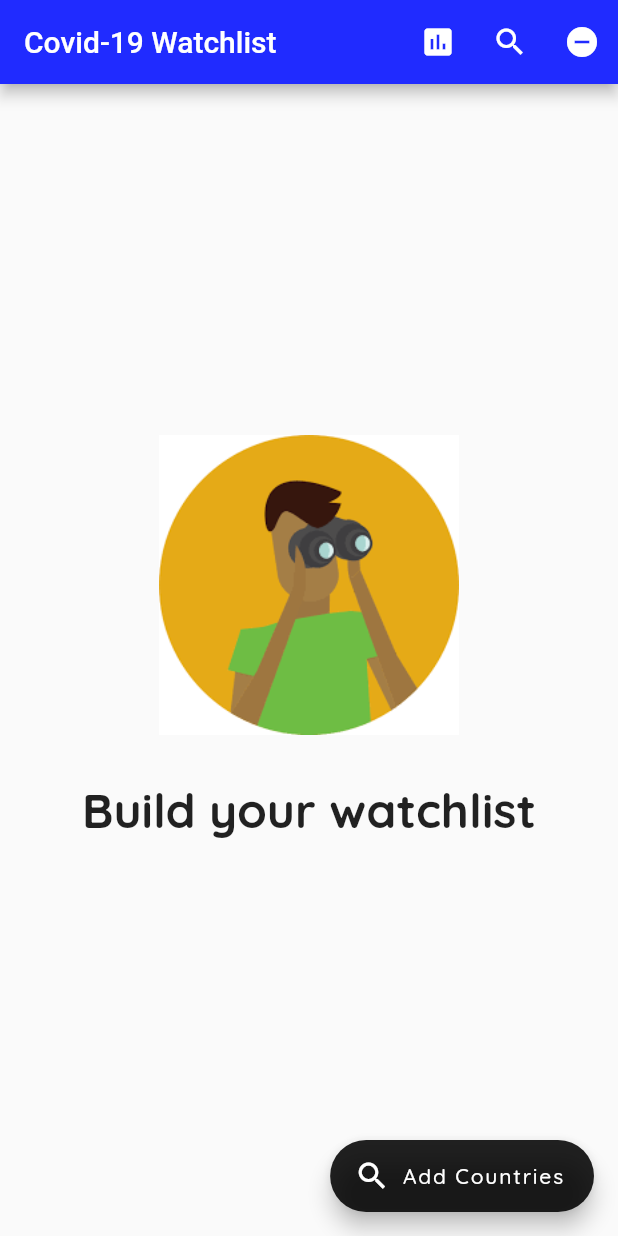
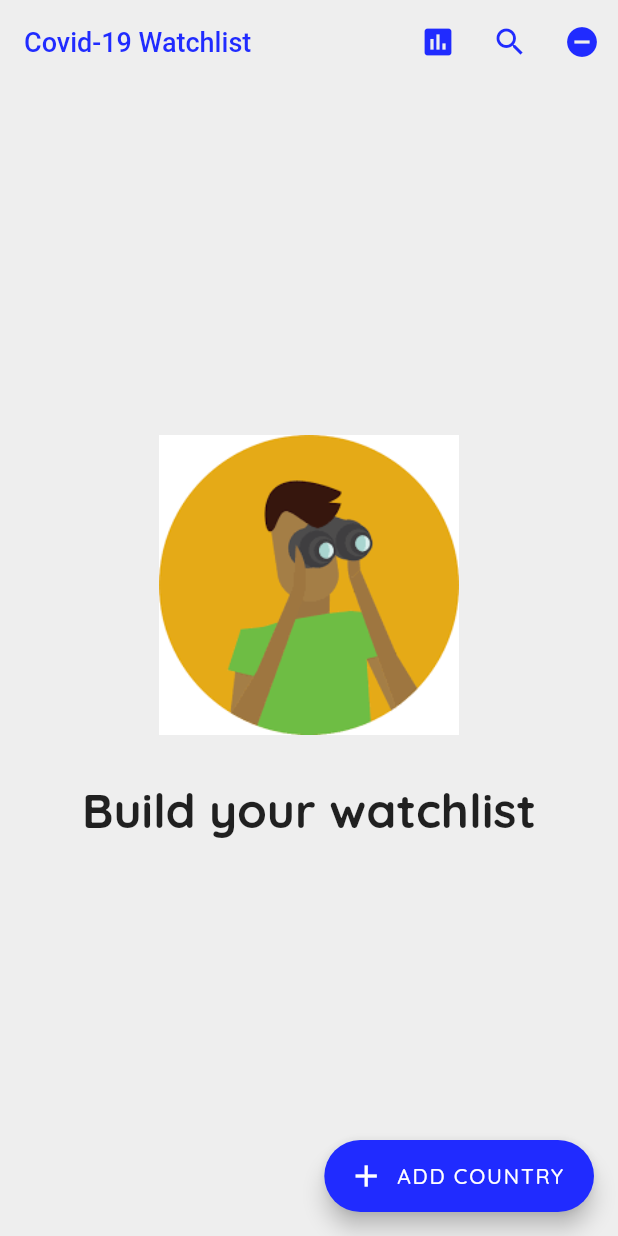
Before and after one commit to amha/covid-watchlist, a Flutter app: the screen it shows after launch, on a phone screen of 412 x 824 dp. Run offline on Flutter 3.47's test engine with Material 2 defaults, Android fonts, the phone set to English and light mode, and no system bars; our stand-ins replace google_fonts.

Commit message:
Moved styles to the the apps theme property defined in main.dart and other minor changes.

```diff
--- a/lib/main.dart
+++ b/lib/main.dart
@@ -16,13 +16,27 @@ class MyApp extends StatelessWidget {
         debugShowCheckedModeBanner: false,
         title: 'C19 Tracker',
         theme: ThemeData(
-          textTheme:
-              GoogleFonts.quicksandTextTheme(Theme.of(context).textTheme),
-          primarySwatch: Colors.blue,
-          primaryColorDark: Colors.blueAccent,
-          brightness: Brightness.light,
-          visualDensity: VisualDensity.adaptivePlatformDensity,
-        ),
+            // text
+            textTheme:
+                GoogleFonts.quicksandTextTheme(Theme.of(context).textTheme),
+            // colors
+            brightness: Brightness.light,
+            primaryColor: Color(0xFF202BFF),
+            accentColor: Color(0xFF202BFF),
+            primaryColorDark: Color(0xFF0010ee),
+            primaryIconTheme: IconThemeData(color: Colors.white),
+            backgroundColor: Color(0xFFEEEEEE),
+            visualDensity: VisualDensity.adaptivePlatformDensity,
+            // components
+            appBarTheme: AppBarTheme(
+                color: Color(0xFFEEEEEE),
+                elevation: 0,
+                textTheme: TextTheme(
+                    headline6: TextStyle(
+                        color: Color(0xFF202BFF),
+                        fontWeight: FontWeight.w500,
+                        fontSize: 18)),
+                iconTheme: IconThemeData(color: Color(0xFF202BFF)))),
         home: Watchlist());
   }
 }
--- a/lib/screens/watchlist.dart
+++ b/lib/screens/watchlist.dart
@@ -14,13 +14,11 @@ class Watchlist extends StatelessWidget {
       builder: (context, constraints) {
         // build desktop view
         return Scaffold(
+          backgroundColor: Theme.of(context).backgroundColor,
           appBar: AppBar(
-            iconTheme: IconThemeData(color: Colors.white),
-            title: Text(
-              "Covid-19 Watchlist",
-              style: TextStyle(color: Colors.white),
-            ),
-            backgroundColor: Color(0xFF202BFF),
+            iconTheme: Theme.of(context).appBarTheme.iconTheme,
+            title: Text("Covid-19 Watchlist"),
+            backgroundColor: Theme.of(context).appBarTheme.color,
             actions: [
               IconButton(
                   icon: Icon(Icons.insert_chart),
@@ -50,9 +48,9 @@ class Watchlist extends StatelessWidget {
             onPressed: () {
               showSearch(context: context, delegate: Delegate());
             },
-            label: Text('Add Countries'),
-            icon: Icon(Icons.search),
-            backgroundColor: Colors.black87,
+            label: Text('ADD COUNTRY'),
+            icon: Icon(Icons.add),
+            backgroundColor: Theme.of(context).accentColor,
           ),
         );
       },
```
Also changed, not shown: lib/screens/country_detail.dart (+0 -23 lines), lib/screens/global_snapshot.dart (+36 -13 lines), 2 other files.
